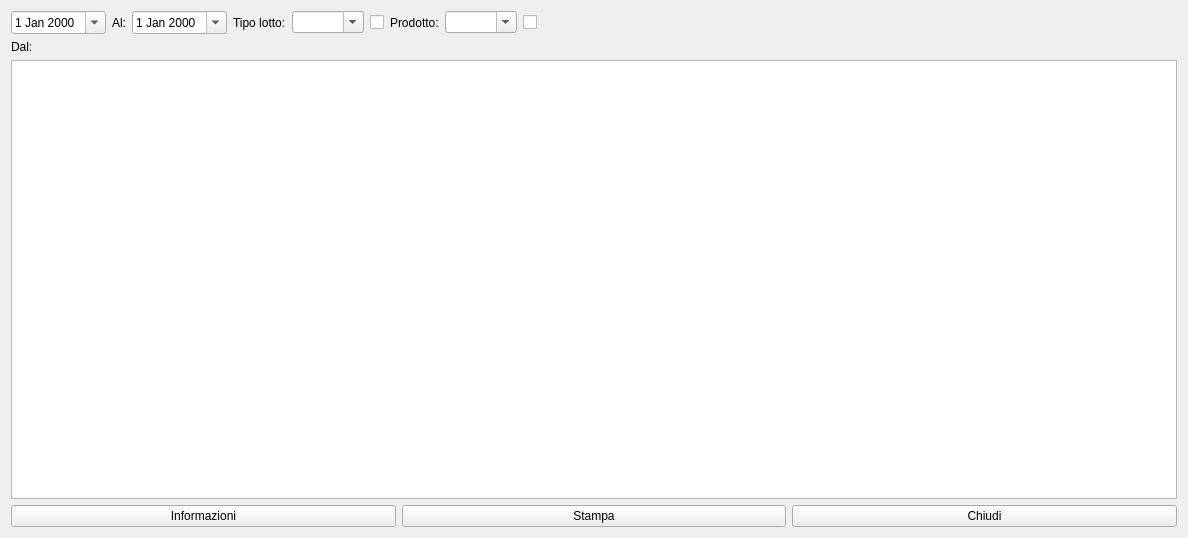
Old version of the form hlotti_new.ui in the repository fblabs/hamlet-mod-sancon.
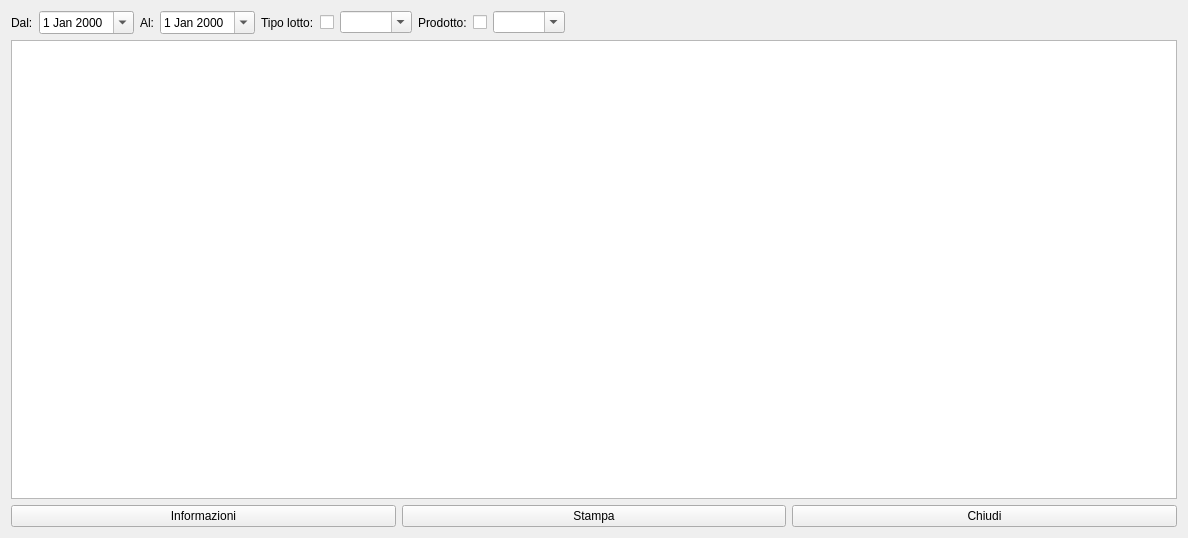
New version of the form. Icons and pictures are not drawn.

Diff of the .ui file:
```diff
--- a/hlotti_new.ui
+++ b/hlotti_new.ui
@@ -23,6 +23,13 @@
   <layout class="QVBoxLayout" name="verticalLayout">
    <item>
     <layout class="QHBoxLayout" name="horizontalLayout_3">
+     <item>
+      <widget class="QLabel" name="label">
+       <property name="text">
+        <string>Dal:</string>
+       </property>
+      </widget>
+     </item>
      <item>
       <widget class="QDateEdit" name="deFrom">
        <property name="calendarPopup">
@@ -53,16 +60,6 @@
          </property>
         </widget>
        </item>
-       <item>
-        <widget class="QComboBox" name="cbType">
-         <property name="editable">
-          <bool>true</bool>
-         </property>
-         <property name="insertPolicy">
-          <enum>QComboBox::NoInsert</enum>
-         </property>
-        </widget>
-       </item>
        <item>
         <widget class="QCheckBox" name="ckbUseType">
          <property name="text">
@@ -70,6 +67,16 @@
          </property>
         </widget>
        </item>
+       <item>
+        <widget class="QComboBox" name="cbType">
+         <property name="editable">
+          <bool>true</bool>
+         </property>
+         <property name="insertPolicy">
+          <enum>QComboBox::NoInsert</enum>
+         </property>
+        </widget>
+       </item>
       </layout>
      </item>
      <item>
@@ -81,16 +88,6 @@
          </property>
         </widget>
        </item>
-       <item>
-        <widget class="QComboBox" name="cbProduct">
-         <property name="editable">
-          <bool>true</bool>
-         </property>
-         <property name="insertPolicy">
-          <enum>QComboBox::NoInsert</enum>
-         </property>
-        </widget>
-       </item>
        <item>
         <widget class="QCheckBox" name="ckbUseProduct">
          <property name="text">
@@ -98,6 +95,16 @@
          </property>
         </widget>
        </item>
+       <item>
+        <widget class="QComboBox" name="cbProduct">
+         <property name="editable">
+          <bool>true</bool>
+         </property>
+         <property name="insertPolicy">
+          <enum>QComboBox::NoInsert</enum>
+         </property>
+        </widget>
+       </item>
        <item>
         <spacer name="horizontalSpacer">
          <property name="orientation">
@@ -115,15 +122,11 @@
      </item>
     </layout>
    </item>
-   <item>
-    <widget class="QLabel" name="label">
-     <property name="text">
-      <string>Dal:</string>
-     </property>
-    </widget>
-   </item>
    <item>
     <widget class="QTableView" name="tvLotti">
+     <property name="sizeAdjustPolicy">
+      <enum>QAbstractScrollArea::AdjustIgnored</enum>
+     </property>
      <property name="editTriggers">
       <set>QAbstractItemView::NoEditTriggers</set>
      </property>
@@ -140,7 +143,10 @@
       <bool>true</bool>
      </property>
      <attribute name="horizontalHeaderMinimumSectionSize">
-      <number>300</number>
+      <number>150</number>
+     </attribute>
+     <attribute name="horizontalHeaderDefaultSectionSize">
+      <number>30</number>
      </attribute>
      <attribute name="horizontalHeaderShowSortIndicator" stdset="0">
       <bool>true</bool>
@@ -157,6 +163,12 @@
      <attribute name="verticalHeaderMinimumSectionSize">
       <number>30</number>
      </attribute>
+     <attribute name="verticalHeaderShowSortIndicator" stdset="0">
+      <bool>false</bool>
+     </attribute>
+     <attribute name="verticalHeaderStretchLastSection">
+      <bool>false</bool>
+     </attribute>
     </widget>
    </item>
    <item>
```
Left out of the diff: 3 changed lines with no effect on the pictures.
